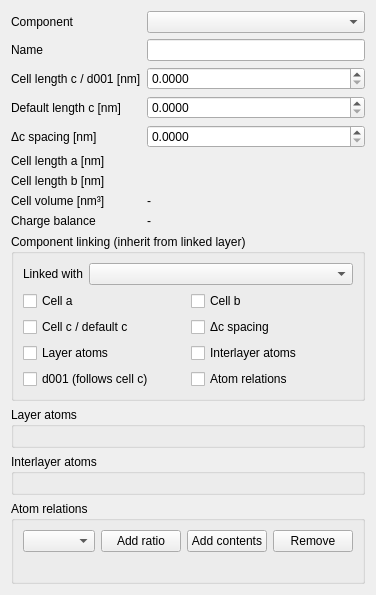
Above: src/mudlab/ui/edit_component.ui from Parthasarathi-Ghosh/MudLab2 before the change. Below: the same form after it.
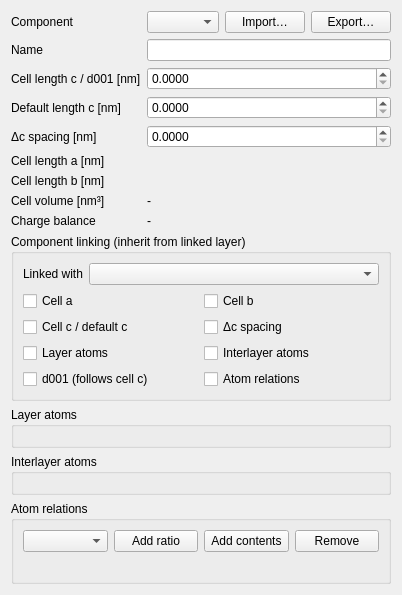
That is the form after the change.

Commit message: Component import/export (.cmp) + shared uuid-remap helper

```diff
--- a/src/mudlab/ui/edit_component.ui
+++ b/src/mudlab/ui/edit_component.ui
@@ -13,7 +13,38 @@
       </widget>
      </item>
      <item row="0" column="1">
-      <widget class="QComboBox" name="cmb_component"/>
+      <layout class="QHBoxLayout" name="componentSelectRow">
+       <item>
+        <widget class="QComboBox" name="cmb_component">
+         <property name="sizePolicy">
+          <sizepolicy hsizetype="Expanding" vsizetype="Fixed">
+           <horstretch>1</horstretch>
+           <verstretch>0</verstretch>
+          </sizepolicy>
+         </property>
+        </widget>
+       </item>
+       <item>
+        <widget class="QPushButton" name="btn_import_component">
+         <property name="toolTip">
+          <string>Replace the selected component with one imported from a .cmp file.</string>
+         </property>
+         <property name="text">
+          <string>Import…</string>
+         </property>
+        </widget>
+       </item>
+       <item>
+        <widget class="QPushButton" name="btn_export_component">
+         <property name="toolTip">
+          <string>Export the selected component to a .cmp file.</string>
+         </property>
+         <property name="text">
+          <string>Export…</string>
+         </property>
+        </widget>
+       </item>
+      </layout>
      </item>
      <item row="1" column="0">
       <widget class="QLabel" name="lblComponentName">
```
The commit also changes 8 other files.
